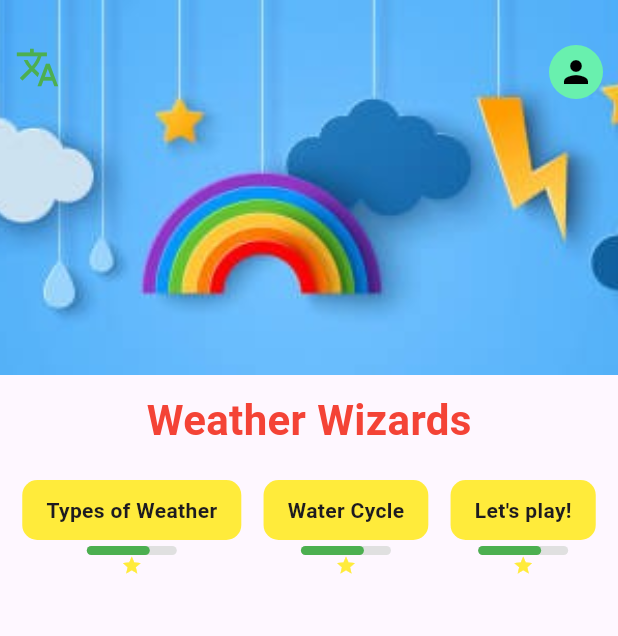
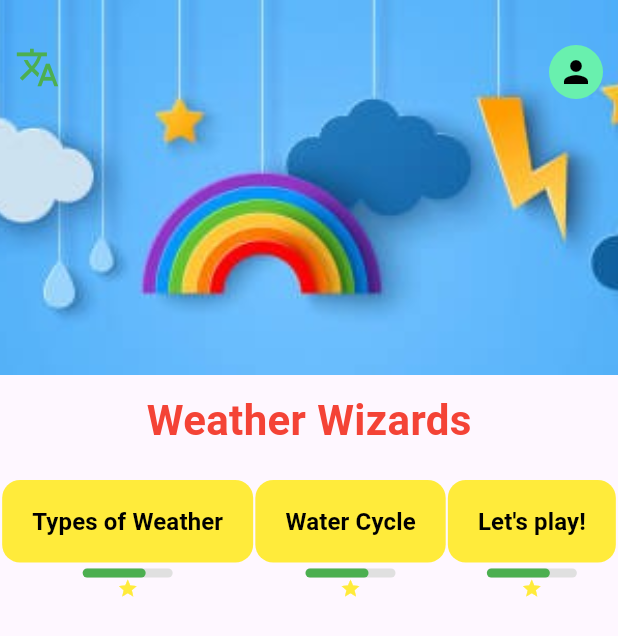
Before and after one commit to Archana-Vellanki/Weather-Patterns, a Flutter app: the screen it shows after launch, on a phone screen of 412 x 824 dp. Shown: the top 636 px of the screen. Run offline on Flutter 3.47's test engine with Material 3 defaults, Android fonts, the phone set to English and light mode, and no system bars; Roboto replaces fonts that are missing (ComicSans).

Commit message:
first 2 pages

```diff
--- a/weather_app/lib/main.dart
+++ b/weather_app/lib/main.dart
@@ -1,4 +1,5 @@
 import 'package:flutter/material.dart';
+import 'package:hello_app/season.dart';
 
 void main() {
   runApp(WeatherApp());
@@ -67,9 +68,27 @@ class WeatherHomePage extends StatelessWidget {
           Row(
             mainAxisAlignment: MainAxisAlignment.spaceEvenly,
             children: [
-              _buildFeatureButton('Types of Weather'),
-              _buildFeatureButton('Water Cycle'),
-              _buildFeatureButton("Let's play!"),
+              _buildFeatureButton('Types of Weather',
+                    () {
+                  Navigator.push(
+                    context,
+                    MaterialPageRoute(builder: (context) => const SeasonSlideshowPage()),
+                  );
+                },),
+              _buildFeatureButton('Water Cycle',
+    () {
+    Navigator.push(
+    context,
+    MaterialPageRoute(builder: (context) => const SeasonSlideshowPage()),
+    );
+    },),
+              _buildFeatureButton("Let's play!",
+    () {
+    Navigator.push(
+    context,
+    MaterialPageRoute(builder: (context) => const SeasonSlideshowPage()),
+    );
+    },),
             ],
           ),
         ],
@@ -77,19 +96,28 @@ class WeatherHomePage extends StatelessWidget {
     );
   }
 
-  Widget _buildFeatureButton(String label) {
+  Widget _buildFeatureButton(String label, VoidCallback onPressed) {
     return Column(
       children: [
-        Container(
-          padding: EdgeInsets.symmetric(vertical: 10, horizontal: 16),
-          decoration: BoxDecoration(
-            color: Colors.yellow,
-            borderRadius: BorderRadius.circular(10),
+        TextButton(
+          onPressed: onPressed,
+          style: TextButton.styleFrom(
+            backgroundColor: Colors.yellow,
+            padding: const EdgeInsets.symmetric(vertical: 16, horizontal: 20),
+            shape: RoundedRectangleBorder(
+              borderRadius: BorderRadius.circular(12),
+            ),
           ),
-          child: Text(label, style: TextStyle(fontWeight: FontWeight.bold)),
+          child: Text(
+            label,
+            style: const TextStyle(
+              fontWeight: FontWeight.bold,
+              fontSize: 16,
+              color: Colors.black, // Needed since TextButton text is white by default
+            ),
+          ),
         ),
-        SizedBox(height: 4),
-        // Mock progress bar
+        const SizedBox(height: 4),
         Container(
           width: 60,
           height: 6,
@@ -99,7 +127,7 @@ class WeatherHomePage extends StatelessWidget {
           ),
           child: FractionallySizedBox(
             alignment: Alignment.centerLeft,
-            widthFactor: 0.7, // % complete
+            widthFactor: 0.7,
             child: Container(
               decoration: BoxDecoration(
                 color: Colors.green,
@@ -108,8 +136,7 @@ class WeatherHomePage extends StatelessWidget {
             ),
           ),
         ),
-        Icon(Icons.star, color: Colors.yellow, size: 14),
+        const Icon(Icons.star, color: Colors.yellow, size: 14),
       ],
     );
-  }
-}
+  }}
--- a/weather_app/pubspec.yaml
+++ b/weather_app/pubspec.yaml
@@ -53,6 +53,8 @@ dev_dependencies:
 flutter:
   assets:
     - assets/home_page_header.jpg
+    - assets/summer.png
+    - assets/winter.png
 
   # The following line ensures that the Material Icons font is
   # included with your application, so that you can use the icons in
```
Also changed, not shown: weather_app/lib/season.dart (added, +28 -0 lines), weather_app/lib/season_page.dart (added, +64 -0 lines), weather_app/assets/summer.png (added), weather_app/assets/winter.png (added), 125 other files.
